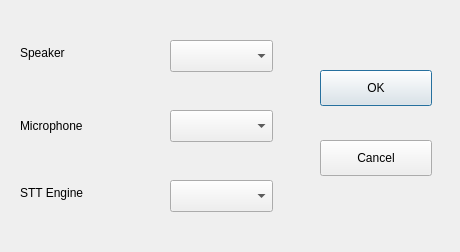
Old version of the form res/settings.ui in the repository prashlkam/linux-voice-assistant-gui.
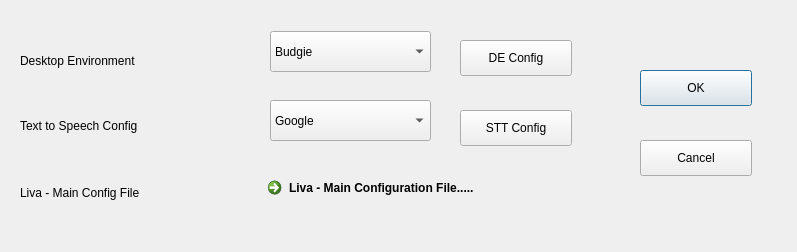
New version of the form.

Commit message: added output redirection feature and redesigned the settings dialog...

```diff
--- a/res/settings.ui
+++ b/res/settings.ui
@@ -6,7 +6,7 @@
    <rect>
     <x>0</x>
     <y>0</y>
-    <width>460</width>
+    <width>797</width>
     <height>252</height>
    </rect>
   </property>
@@ -18,12 +18,12 @@
     <rect>
      <x>20</x>
      <y>40</y>
-     <width>80</width>
-     <height>26</height>
+     <width>191</width>
+     <height>41</height>
     </rect>
    </property>
    <property name="text">
-    <string>Speaker</string>
+    <string>Desktop Environment</string>
    </property>
   </widget>
   <widget class="QLabel" name="label_2">
@@ -31,12 +31,12 @@
     <rect>
      <x>20</x>
      <y>110</y>
-     <width>131</width>
+     <width>221</width>
      <height>31</height>
     </rect>
    </property>
    <property name="text">
-    <string>Microphone</string>
+    <string>Text to Speech Config</string>
    </property>
   </widget>
   <widget class="QLabel" name="label_3">
@@ -44,48 +44,91 @@
     <rect>
      <x>20</x>
      <y>180</y>
-     <width>111</width>
+     <width>201</width>
      <height>26</height>
     </rect>
    </property>
    <property name="text">
-    <string>STT Engine</string>
+    <string>Liva - Main Config File</string>
    </property>
   </widget>
   <widget class="QComboBox" name="comboBox">
    <property name="geometry">
     <rect>
-     <x>170</x>
-     <y>40</y>
-     <width>103</width>
-     <height>32</height>
+     <x>270</x>
+     <y>31</y>
+     <width>161</width>
+     <height>41</height>
     </rect>
    </property>
-  </widget>
-  <widget class="QComboBox" name="comboBox_2">
-   <property name="geometry">
-    <rect>
-     <x>170</x>
-     <y>110</y>
-     <width>103</width>
-     <height>32</height>
-    </rect>
+   <property name="currentText">
+    <string>Budgie</string>
    </property>
+   <item>
+    <property name="text">
+     <string>Budgie</string>
+    </property>
+   </item>
+   <item>
+    <property name="text">
+     <string>Cinnamon</string>
+    </property>
+   </item>
+   <item>
+    <property name="text">
+     <string>GNOME</string>
+    </property>
+   </item>
+   <item>
+    <property name="text">
+     <string>MATE</string>
+    </property>
+   </item>
+   <item>
+    <property name="text">
+     <string>Pantheon</string>
+    </property>
+   </item>
+   <item>
+    <property name="text">
+     <string>Plasma / KDE</string>
+    </property>
+   </item>
+   <item>
+    <property name="text">
+     <string>Unity</string>
+    </property>
+   </item>
   </widget>
   <widget class="QComboBox" name="comboBox_3">
    <property name="geometry">
     <rect>
-     <x>170</x>
-     <y>180</y>
-     <width>103</width>
-     <height>32</height>
+     <x>270</x>
+     <y>100</y>
+     <width>161</width>
+     <height>41</height>
     </rect>
    </property>
+   <item>
+    <property name="text">
+     <string>Google</string>
+    </property>
+   </item>
+   <item>
+    <property name="text">
+     <string>Bing / Azure</string>
+    </property>
+   </item>
+   <item>
+    <property name="text">
+     <string>CMU Sphinx (local)</string>
+    </property>
+   </item>
   </widget>
   <widget class="QPushButton" name="ok">
    <property name="geometry">
     <rect>
-     <x>320</x>
+     <x>640</x>
      <y>70</y>
      <width>112</width>
      <height>36</height>
@@ -98,7 +141,7 @@
   <widget class="QPushButton" name="cancel">
    <property name="geometry">
     <rect>
-     <x>320</x>
+     <x>640</x>
      <y>140</y>
      <width>112</width>
      <height>36</height>
@@ -108,6 +151,45 @@
     <string>Cancel</string>
    </property>
   </widget>
+  <widget class="QPushButton" name="desettings">
+   <property name="geometry">
+    <rect>
+     <x>460</x>
+     <y>40</y>
+     <width>112</width>
+     <height>36</height>
+    </rect>
+   </property>
+   <property name="text">
+    <string>DE Config</string>
+   </property>
+  </widget>
+  <widget class="QPushButton" name="sttconfig">
+   <property name="geometry">
+    <rect>
+     <x>460</x>
+     <y>110</y>
+     <width>112</width>
+     <height>36</height>
+    </rect>
+   </property>
+   <property name="text">
+    <string>STT Config</string>
+   </property>
+  </widget>
+  <widget class="QCommandLinkButton" name="livaconfig">
+   <property name="geometry">
+    <rect>
+     <x>260</x>
+     <y>170</y>
+     <width>321</width>
+     <height>42</height>
+    </rect>
+   </property>
+   <property name="text">
+    <string>Liva - Main Configuration File.....</string>
+   </property>
+  </widget>
  </widget>
  <resources/>
  <connections/>
```
Left out of the diff: 4 changed lines with no effect on the pictures. The commit also changes 4 other files.
